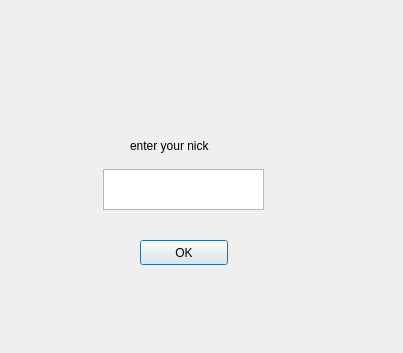
Before: the Qt Designer form src/client/nick.ui in x-Yoshida/SK2-Projekt, drawn with Qt 5.
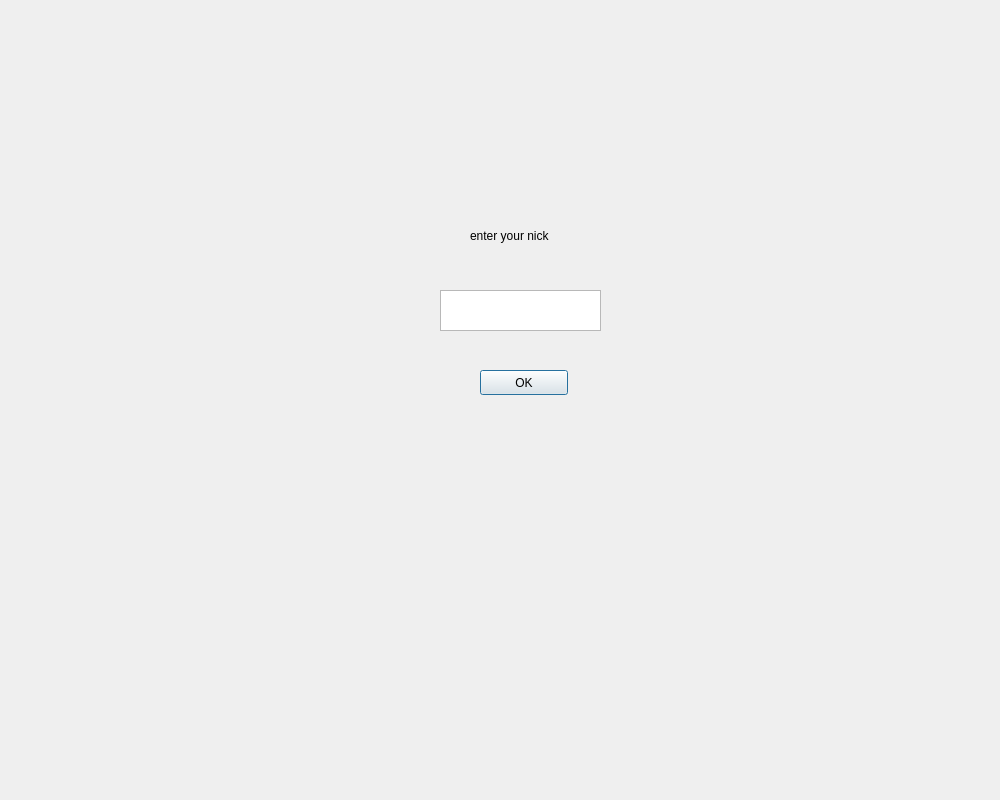
After: the same form once the commit is applied.

Patch:
```diff
--- a/src/client/nick.ui
+++ b/src/client/nick.ui
@@ -6,8 +6,8 @@
    <rect>
     <x>0</x>
     <y>0</y>
-    <width>403</width>
-    <height>353</height>
+    <width>1000</width>
+    <height>800</height>
    </rect>
   </property>
   <property name="windowTitle">
@@ -19,17 +19,17 @@
   <widget class="QWidget" name="widget" native="true">
    <property name="geometry">
     <rect>
-     <x>10</x>
-     <y>20</y>
-     <width>361</width>
-     <height>301</height>
+     <x>20</x>
+     <y>0</y>
+     <width>1001</width>
+     <height>801</height>
     </rect>
    </property>
    <widget class="QLabel" name="nickLabel">
     <property name="geometry">
      <rect>
-      <x>120</x>
-      <y>110</y>
+      <x>450</x>
+      <y>220</y>
       <width>111</width>
       <height>31</height>
      </rect>
@@ -41,8 +41,8 @@
    <widget class="QTextEdit" name="nickTextEdit">
     <property name="geometry">
      <rect>
-      <x>93</x>
-      <y>149</y>
+      <x>420</x>
+      <y>290</y>
       <width>161</width>
       <height>41</height>
      </rect>
@@ -67,8 +67,8 @@
    <widget class="QPushButton" name="nickPushButton">
     <property name="geometry">
      <rect>
-      <x>130</x>
-      <y>220</y>
+      <x>460</x>
+      <y>370</y>
       <width>88</width>
       <height>25</height>
      </rect>
```
